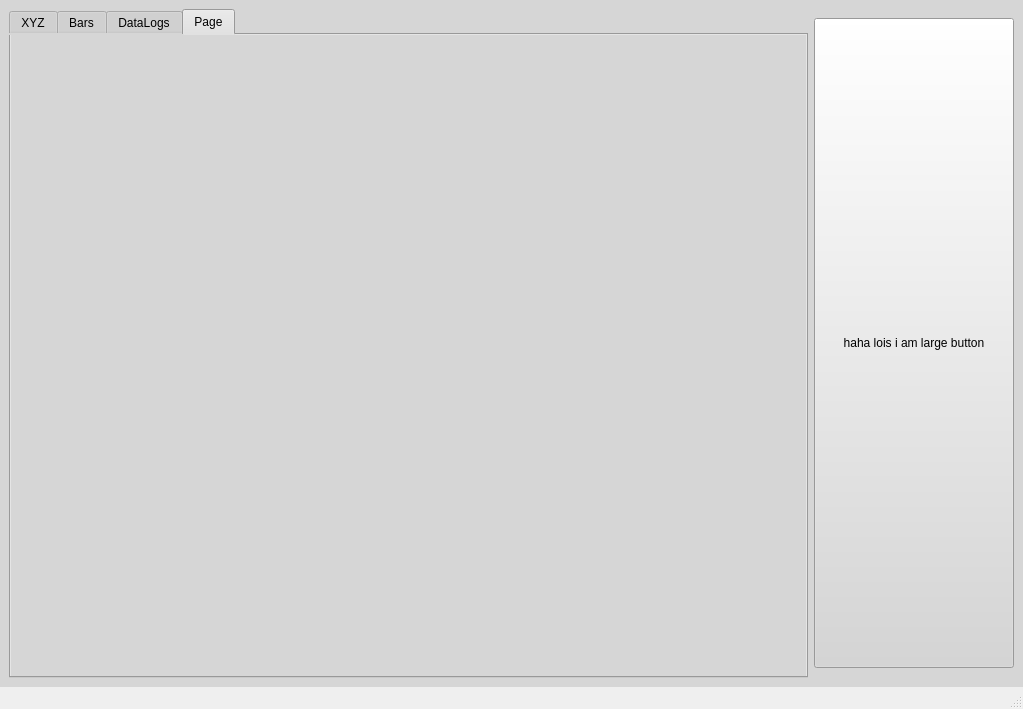
Above: titled.ui from LemonOverlord/pyqt5_a before the change. Below: the same form after it.
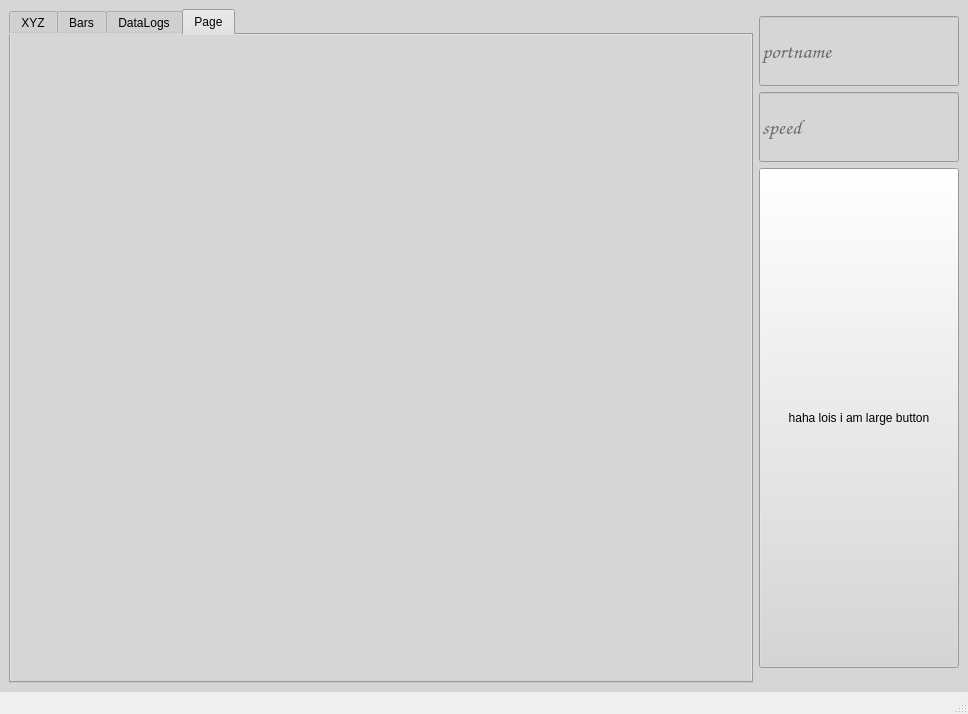
That is the form after the change. The open tabs and pages were chosen to show the change. Custom widgets are drawn as their Qt base class.

```diff
--- a/titled.ui
+++ b/titled.ui
@@ -6,8 +6,8 @@
    <rect>
     <x>0</x>
     <y>0</y>
-    <width>1023</width>
-    <height>709</height>
+    <width>968</width>
+    <height>714</height>
    </rect>
   </property>
   <property name="windowTitle">
@@ -20,11 +20,61 @@
    <property name="styleSheet">
     <string notr="true">background-color: rgb(214, 214, 214)</string>
    </property>
-   <layout class="QHBoxLayout" name="horizontalLayout_4">
-    <item>
+   <layout class="QGridLayout" name="gridLayout_2">
+    <item row="2" column="2">
+     <widget class="QLineEdit" name="speed_port">
+      <property name="minimumSize">
+       <size>
+        <width>0</width>
+        <height>70</height>
+       </size>
+      </property>
+      <property name="maximumSize">
+       <size>
+        <width>200</width>
+        <height>16777215</height>
+       </size>
+      </property>
+      <property name="font">
+       <font>
+        <family>Comic Sans MS</family>
+        <pointsize>16</pointsize>
+       </font>
+      </property>
+      <property name="placeholderText">
+       <string>speed</string>
+      </property>
+     </widget>
+    </item>
+    <item row="1" column="2">
+     <widget class="QLineEdit" name="com_port">
+      <property name="minimumSize">
+       <size>
+        <width>0</width>
+        <height>70</height>
+       </size>
+      </property>
+      <property name="maximumSize">
+       <size>
+        <width>200</width>
+        <height>16777215</height>
+       </size>
+      </property>
+      <property name="font">
+       <font>
+        <family>Comic Sans MS</family>
+        <pointsize>16</pointsize>
+       </font>
+      </property>
+      <property name="placeholderText">
+       <string>portname</string>
+      </property>
+     </widget>
+    </item>
+    <item row="0" column="0" rowspan="6" colspan="2">
      <widget class="QTabWidget" name="tabs">
       <property name="styleSheet">
-       <string notr="true">background-color: rgb(214, 214, 214)</string>
+       <string notr="true"/>
       </property>
       <property name="currentIndex">
        <number>0</number>
@@ -490,12 +540,18 @@
       </widget>
      </widget>
     </item>
-    <item>
+    <item row="3" column="2">
      <widget class="QPushButton" name="LargeButton">
       <property name="minimumSize">
        <size>
         <width>200</width>
-        <height>650</height>
+        <height>500</height>
+       </size>
+      </property>
+      <property name="maximumSize">
+       <size>
+        <width>200</width>
+        <height>16777215</height>
        </size>
       </property>
       <property name="text">
```
Left out of the diff: 15 changed lines with no effect on the pictures.
